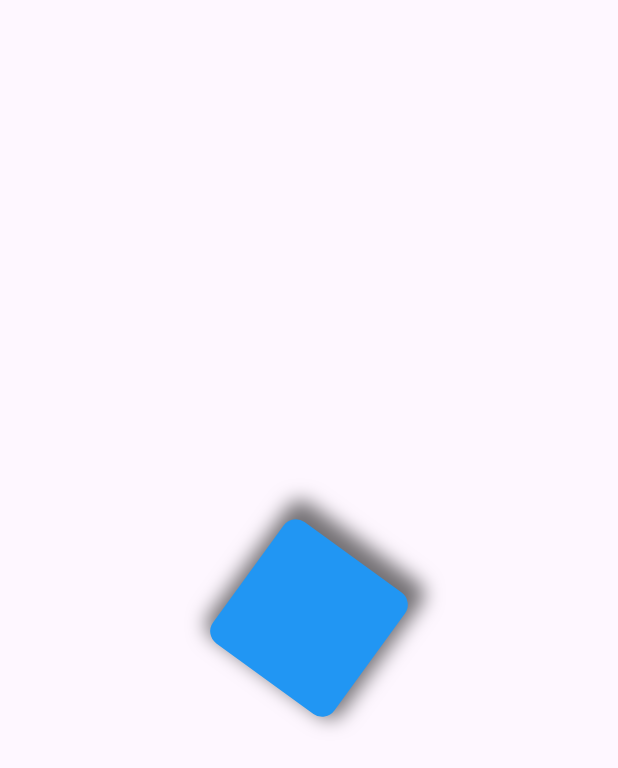
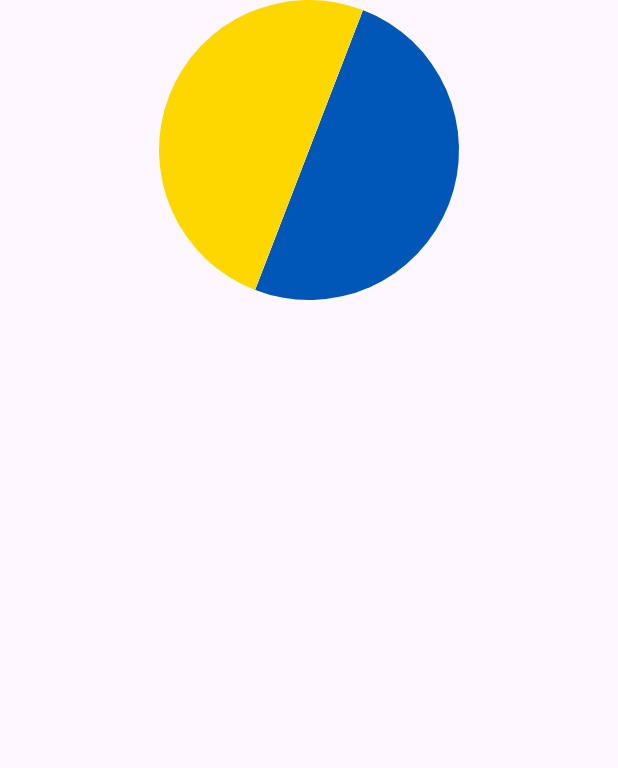
Before and after one commit to saqibcheema/beginer_to_advance_flutter_animations_series, a Flutter app: the screen it shows after launch, on a phone screen of 412 x 824 dp. Shown: the top 768 px of the screen. Run offline on Flutter 3.47's test engine with Material 3 defaults, Android fonts, the phone set to English and light mode, and no system bars.

Commit message:
Add example 2 file

```diff
--- a/lib/Example1.dart
+++ b/lib/Example1.dart
@@ -7,6 +7,10 @@ class RotatingContainerScreen extends StatefulWidget {
   @override
   State<RotatingContainerScreen> createState() => _RotatingContainerScreenState();
 }
+
+/*
+    In this example i will rotate the container 360 degrees in any direction like x-axis, y-axs and z-axis
+*/
 
 class _RotatingContainerScreenState extends State<RotatingContainerScreen> with SingleTickerProviderStateMixin{
 
@@ -46,6 +50,13 @@ class _RotatingContainerScreenState extends State<RotatingContainerScreen> with
           builder: (context,child){
             return Transform(
               transform: Matrix4.identity()
+              /*
+              here we can rotate the container in any direction change
+              function and rotate according to you
+              ..rotateZ(_animation.value)  for z-axis
+              ..rotateX(_animation.value)  for x-axis
+              ..rotateY(_animation.value)  for y-axis
+              */
                 ..rotateZ(_animation.value),
               alignment: Alignment.center,
               child: Container(
--- /dev/null
+++ b/lib/Example2.dart
@@ -0,0 +1,188 @@
+import 'package:flutter/material.dart';
+import 'dart:math' show pi;
+
+class ClippedCircularAnimation extends StatefulWidget {
+  const ClippedCircularAnimation({super.key});
+
+  @override
+  State<ClippedCircularAnimation> createState() =>
+      _ClippedCircularAnimationState();
+}
+
+enum CircleSides { left, right }
+
+extension ToPath on CircleSides {
+  Path toPath(Size size) {
+    final path = Path();
+    late Offset offset;
+    late bool clockwise;
+
+    switch (this) {
+      case CircleSides.left:
+        path.moveTo(size.width, 0);
+        offset = Offset(size.width, size.height);
+        clockwise = false;
+        break;
+      case CircleSides.right:
+        offset = Offset(0, size.height);
+        clockwise = true;
+        break;
+    }
+
+    path.arcToPoint(
+      offset,
+      radius: Radius.elliptical(size.width / 2, size.height / 2),
+      clockwise: clockwise,
+    );
+    path.close();
+    return path;
+  }
+}
+
+extension on VoidCallback{
+  Future<void> delayed(Duration duration){
+    return Future.delayed(duration,this);
+  }
+}
+
+class CircularClippers extends CustomClipper<Path> {
+  final CircleSides sides;
+  CircularClippers({required this.sides});
+
+  @override
+  Path getClip(Size size) => sides.toPath(size);
+
+  @override
+  bool shouldReclip(covariant CustomClipper<Path> oldClipper) => true;
+}
+
+class _ClippedCircularAnimationState extends State<ClippedCircularAnimation>
+    with TickerProviderStateMixin {
+  late AnimationController _counterClockWiseRotationController;
+  late Animation _counterClockWiseRotationAnimation;
+
+  late AnimationController _flipController;
+  late Animation _flipAnimation;
+
+  @override
+  void initState() {
+    super.initState();
+    _counterClockWiseRotationController = AnimationController(
+      vsync: this,
+      duration: Duration(seconds: 1),
+    );
+
+    _counterClockWiseRotationAnimation =
+        Tween<double>(begin: 0.0, end: -(pi / 2)).animate(
+          CurvedAnimation(
+            parent: _counterClockWiseRotationController,
+            curve: Curves.bounceOut,
+          ),
+        );
+
+    _flipController = AnimationController(
+        vsync: this,
+        duration: Duration(seconds: 1)
+    );
+
+    _flipAnimation = Tween(begin: 0.0, end: pi).animate(
+        CurvedAnimation(parent: _flipController, curve: Curves.bounceOut)
+    );
+
+    _counterClockWiseRotationController.addStatusListener((status){
+      if(status == AnimationStatus.completed){
+        _flipAnimation = Tween(begin: _flipAnimation.value, end: _flipAnimation.value + pi).animate(
+            CurvedAnimation(parent: _flipController, curve: Curves.bounceOut)
+        );
+        _flipController
+          ..reset()
+          ..forward();
+      }
+    });
+
+    _flipController.addStatusListener((status){
+      if(status == AnimationStatus.completed){
+        _counterClockWiseRotationAnimation =
+            Tween<double>(begin: _counterClockWiseRotationAnimation.value, end:_counterClockWiseRotationAnimation.value + -(pi / 2)).animate(
+              CurvedAnimation(
+                parent: _counterClockWiseRotationController,
+                curve: Curves.bounceOut,
+              ),
+            );
+        _counterClockWiseRotationController
+          ..reset()
+          ..forward();
+      }
+    });
+
+  }
+
+
+
+  @override
+  void dispose() {
+    _counterClockWiseRotationController.dispose();
+    _flipController.dispose();
+    super.dispose();
+  }
+
+  @override
+  Widget build(BuildContext context) {
+
+    _counterClockWiseRotationController..forward();
+
+    return Scaffold(
+      body: SafeArea(
+        child: AnimatedBuilder(
+          animation: _counterClockWiseRotationController,
+          builder: (context, child){
+            return Transform(
+              alignment: Alignment.center,
+              transform: Matrix4.identity()..rotateZ(_counterClockWiseRotationAnimation.value),
+              child: Row(
+                mainAxisAlignment: MainAxisAlignment.center,
+                children: [
+                  AnimatedBuilder(
+                    animation: _flipController,
+                    builder: (context,child){
+                      return Transform(
+                        alignment: Alignment.centerRight,
+                        transform: Matrix4.identity()..rotateY(_flipAnimation.value),
+                        child: ClipPath(
+                          clipper: CircularClippers(sides: CircleSides.left),
+                          child: Container(
+                            height: 200,
+                            width: 200,
+                            color: Color(0xff0057b7),
+                          ),
+                        ),
+                      );
+                    },
+                  ),
+                  AnimatedBuilder(
+                    animation: _flipController,
+                    builder: (context,child){
+                      return Transform(
+                        alignment: Alignment.centerLeft,
+                        transform: Matrix4.identity()..rotateY(_flipAnimation.value),
+                        child: ClipPath(
+                          clipper: CircularClippers(sides: CircleSides.right),
+                          child: Container(
+                            height: 200,
+                            width: 200,
+                            color: Color(0xffffd700),
+                          ),
+                        ),
+                      );
+                    }
+                  ),
+                ],
+              ),
+            );
+          }
+
+        ),
+      ),
+    );
+  }
+}
--- a/lib/main.dart
+++ b/lib/main.dart
@@ -1,6 +1,7 @@
 import 'package:flutter/material.dart';
 
 import 'Example1.dart';
+import 'Example2.dart';
 
 void main() {
   runApp(const MyApp());
@@ -14,10 +15,11 @@ class MyApp extends StatelessWidget {
   Widget build(BuildContext context) {
     return MaterialApp(
       title: 'Flutter Demo',
+      debugShowCheckedModeBanner: false,
       theme: ThemeData(
         colorScheme: ColorScheme.fromSeed(seedColor: Colors.deepPurple),
       ),
-      home: const RotatingContainerScreen(),
+      home: const ClippedCircularAnimation(),
     );
   }
 }
```
